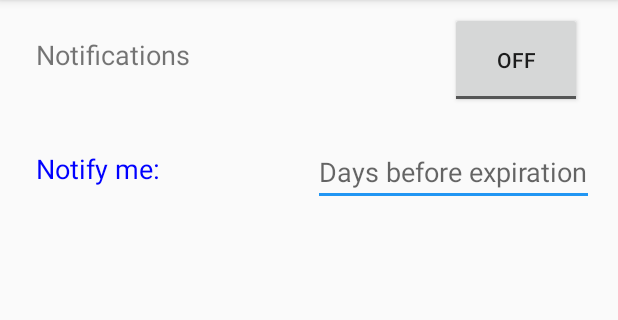
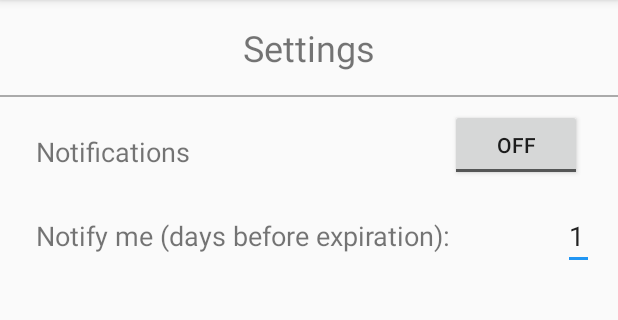
Before and after one commit to SeeminSyed/WhatsInMyFridge, an Android app: the fragment SettingsFragment shown on its own in the app's theme, on a phone screen of 412 x 824 dp, the part 84-404 px from its top. Run offline under Robolectric (Android 15) with nearby library versions, the phone set to English and light mode, and no system bars.

Commit message:
update settings

```diff
--- a/WhatsInMyFridge/app/src/main/java/com/example/android/whatsinmyfridge/SettingsFragment.java
+++ b/WhatsInMyFridge/app/src/main/java/com/example/android/whatsinmyfridge/SettingsFragment.java
@@ -1,42 +1,93 @@
 package com.example.android.whatsinmyfridge;
 
+import android.content.SharedPreferences;
 import android.os.Bundle;
+import android.preference.PreferenceManager;
 import android.support.annotation.NonNull;
 import android.support.annotation.Nullable;
 import android.support.design.widget.TextInputEditText;
 import android.support.v4.app.Fragment;
 import android.text.Editable;
+import android.text.TextWatcher;
 import android.view.LayoutInflater;
 import android.view.View;
 import android.view.ViewGroup;
 import android.widget.CompoundButton;
+import android.widget.EditText;
+import android.widget.Toast;
 import android.widget.ToggleButton;
 
 public class SettingsFragment extends Fragment {
+
+    public final static String NOTIFICATIONS_ON_KEY = "notifications_on";
+    public final static String NOTIFICATIONS_DAYS_PRIOR_KEY = "notifications_days_prior";
+
+    private boolean firstShow = true;
     @Nullable
     @Override
     public View onCreateView(@NonNull LayoutInflater inflater, @Nullable ViewGroup container, @Nullable Bundle savedInstanceState) {
         return inflater.inflate(R.layout.fragment_settings, container, false);
+    }
 
-
+    @Override
+    public void onHiddenChanged(boolean hidden) {
+        super.onHiddenChanged(hidden);
+        firstShow = true;
     }
 
     @Override
     public void onViewCreated(@NonNull View view, @Nullable Bundle savedInstanceState) {
-        ToggleButton toggle = (ToggleButton) view.findViewById(R.id.togglebutton);
+        ToggleButton toggle = view.findViewById(R.id.togglebutton);
+
+        final SharedPreferences sharedPreferences = PreferenceManager.getDefaultSharedPreferences(getActivity());
 
         toggle.setOnCheckedChangeListener(new CompoundButton.OnCheckedChangeListener() {
             public void onCheckedChanged(CompoundButton buttonView, boolean isChecked) {
                 if (isChecked) {
                     // The toggle is enabled
+                    SharedPreferences.Editor editor = sharedPreferences.edit();
+                    editor.putBoolean(NOTIFICATIONS_ON_KEY, true);
+                    editor.apply();
+                    Toast.makeText(getActivity(), "saved", Toast.LENGTH_SHORT).show();
                 } else {
                     // The toggle is disabled
+                    SharedPreferences.Editor editor = sharedPreferences.edit();
+                    editor.putBoolean(NOTIFICATIONS_ON_KEY, false);
+                    editor.apply();
+                    Toast.makeText(getActivity(), "saved", Toast.LENGTH_SHORT).show();
                 }
             }
         });
 
 
-        TextInputEditText editText = getActivity().findViewById(R.id.daysField);
+        EditText editText = view.findViewById(R.id.daysField);
+
+        editText.setText("" + sharedPreferences.getInt(NOTIFICATIONS_DAYS_PRIOR_KEY, 1));
+        editText.addTextChangedListener(new TextWatcher() {
+            @Override
+            public void beforeTextChanged(CharSequence s, int start, int count, int after) {}
+
+            @Override
+            public void onTextChanged(CharSequence s, int start, int before, int count) {
+                if(firstShow) {
+                    firstShow = false;
+                    return;
+                }
+                // The toggle is disabled
+                SharedPreferences sharedPreferences = PreferenceManager.getDefaultSharedPreferences(getActivity());
+                SharedPreferences.Editor editor = sharedPreferences.edit();
+                try {
+                    editor.putInt(NOTIFICATIONS_DAYS_PRIOR_KEY, Integer.parseInt(s.toString()));
+                    editor.apply();
+                    Toast.makeText(getActivity(), "saved", Toast.LENGTH_SHORT).show();
+                } catch (NumberFormatException e) {
+
+                }
+            }
+
+            @Override
+            public void afterTextChanged(Editable s) {}
+        });
 
         super.onViewCreated(view, savedInstanceState);
     }
--- a/WhatsInMyFridge/app/src/main/java/com/example/android/whatsinmyfridge/ShoppingListFragment.java
+++ b/WhatsInMyFridge/app/src/main/java/com/example/android/whatsinmyfridge/ShoppingListFragment.java
@@ -72,6 +72,7 @@ public class ShoppingListFragment extends Fragment {
 
     public void addToShoppingList(ShoppingListItem item) {
         mItems.add(item);
+        refreshList();
     }
 
     public void refreshList() {
--- a/WhatsInMyFridge/app/src/main/res/layout/fragment_settings.xml
+++ b/WhatsInMyFridge/app/src/main/res/layout/fragment_settings.xml
@@ -2,11 +2,23 @@
 <LinearLayout
     xmlns:android="http://schemas.android.com/apk/res/android" android:layout_width="match_parent"
     xmlns:app="http://schemas.android.com/apk/res-auto"
-    xmlns:tools="http://schemas.android.com/tools"
     android:layout_height="match_parent"
     android:orientation="vertical">
 
 
+    <TextView
+        android:layout_width="match_parent"
+        android:layout_height="wrap_content"
+        android:paddingTop="15dp"
+        android:paddingBottom="15dp"
+        android:text="Settings"
+        android:textSize="24dp"
+        android:gravity="center_horizontal"
+        />
+    <View
+        android:layout_width="match_parent"
+        android:layout_height="1dp"
+        android:background="@android:color/darker_gray"/>
 
     <android.support.constraint.ConstraintLayout
         android:layout_width="match_parent"
@@ -26,18 +38,18 @@
         <TextView
             android:id="@+id/notifyMe"
             android:layout_width="wrap_content"
-            android:layout_height="42dp"
-            android:text="Notify me: "
-            android:textColor="#0000ff"
+            android:layout_height="wrap_content"
+            android:text="Notify me (days before expiration): "
+            android:layout_marginLeft="24dp"
             android:textSize="18sp"
-            android:layout_marginLeft="24dp"
-            android:layout_marginTop="100dp"
+            android:layout_marginTop="14dp"
             app:layout_constraintStart_toStartOf="parent"
-            app:layout_constraintTop_toTopOf="parent" />
+            app:layout_constraintTop_toBottomOf="@id/notifications"
+            app:layout_constraintLeft_toLeftOf="@id/notifications"/>
 
         <ToggleButton
             android:layout_width="wrap_content"
-            android:layout_height="64dp"
+            android:layout_height="wrap_content"
             android:layout_marginTop="8dp"
             android:layout_marginRight="24dp"
             app:layout_constraintEnd_toEndOf="parent"
@@ -49,16 +61,15 @@
         <EditText
             android:layout_width="wrap_content"
             android:layout_height="wrap_content"
-            android:layout_marginTop="20dp"
             android:layout_marginRight="16dp"
-            android:hint="Days before expiration"
+            android:hint="1"
             app:layout_constraintEnd_toEndOf="parent"
             android:id="@+id/daysField"
             android:maxLines="1"
             android:maxWidth="190dp"
             android:inputType="number"
             android:maxLength="2"
-            app:layout_constraintTop_toBottomOf="@id/togglebutton"
+            app:layout_constraintBaseline_toBaselineOf="@id/notifyMe"
 
 
             />
```
Also changed, not shown: WhatsInMyFridge/app/src/main/java/com/example/android/whatsinmyfridge/FridgeFragment.java (+9 -0 lines).
